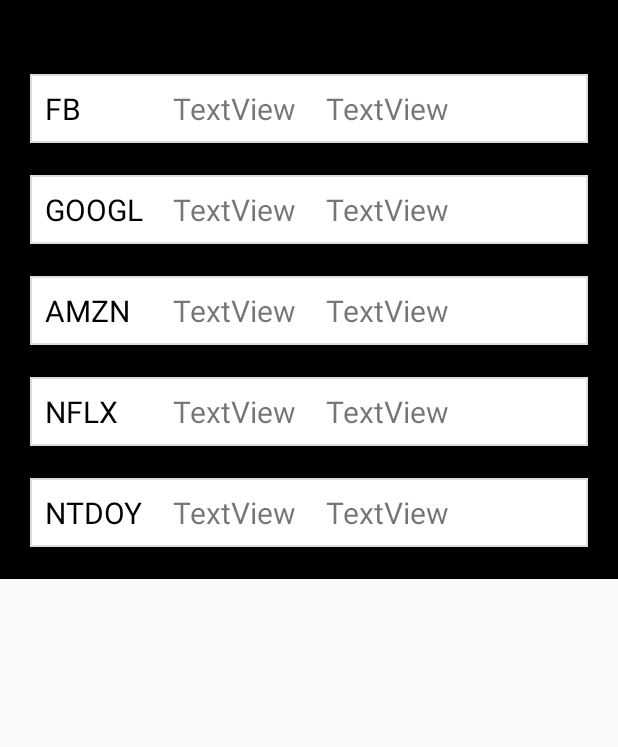
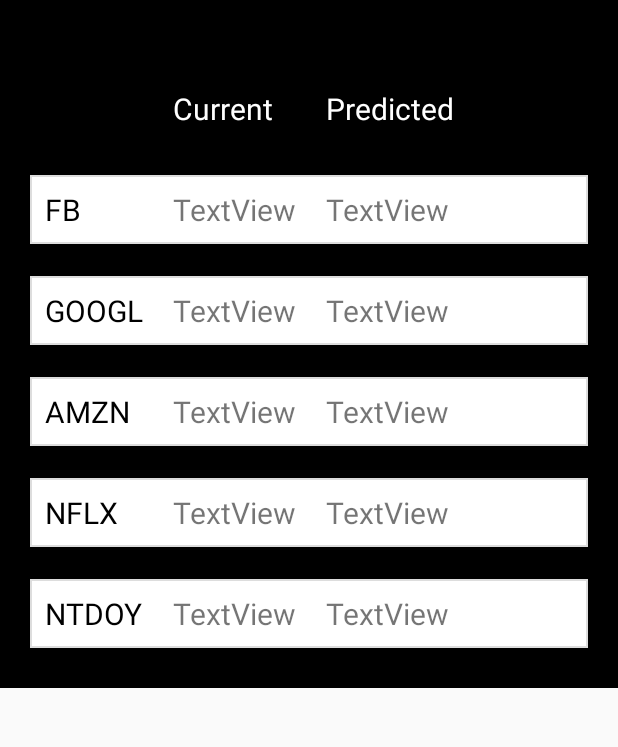
Before and after one commit to kathrynng/nwHacksFintech, an Android app: the MenuActivity screen opened directly, with no data from a screen before it, on a phone screen of 412 x 824 dp, the part 62-809 px from its top. Run offline under Robolectric (Android 15) with nearby library versions, the phone set to English and light mode, and no system bars; our stand-ins replace Firebase (no records; nobody signed in at launch, a user with empty details on screens opened directly).

Commit message:
Navigation Drawer update + icons

```diff
--- a/app/src/main/res/layout/drawer_layout.xml
+++ b/app/src/main/res/layout/drawer_layout.xml
@@ -22,9 +22,10 @@
         <View
             android:id="@+id/viewMenu"
             android:layout_width="wrap_content"
-            android:layout_height="427dp"
+            android:layout_height="500dp"
             android:layout_marginTop="0dp"
             android:background="@color/colorPrimary" />
+
 
         <TableLayout
             android:layout_width="match_parent"
@@ -32,8 +33,46 @@
             android:layout_marginHorizontal="20dp"
             android:layout_marginTop="80dp"
             >
+            <TableRow
+                android:id="@+id/tableRowStockTitles"
+                android:layout_width="match_parent"
+                android:layout_height="match_parent"
+                android:layout_marginVertical="10dp">
+
+                <TextView
+                    android:id="@+id/textViewStockName"
+                    android:layout_width="wrap_content"
+                    android:layout_height="wrap_content"
+                    android:padding="10dp"
+                    android:text=""
+                    android:textColor="@color/colorAccent"
+                    android:textSize="20dp" />
+
+                <TextView
+                    android:id="@+id/textViewStock1Current"
+                    android:layout_width="wrap_content"
+                    android:layout_height="wrap_content"
+                    android:padding="10dp"
+                    android:text="Current"
+                    android:textColor="@color/colorAccent"
+
+                    android:textSize="20dp" />
+
+                <TextView
+                    android:id="@+id/textViewStock1Next"
+                    android:layout_width="wrap_content"
+                    android:layout_height="wrap_content"
+                    android:padding="10dp"
+                    android:text="Predicted"
+                    android:textColor="@color/colorAccent"
+
+                    android:textSize="20dp" />
+
+
+            </TableRow>
 
             <TableRow
+                android:id="@+id/tableRowStock1"
                 android:layout_width="match_parent"
                 android:layout_height="match_parent"
                 android:layout_marginVertical="10dp"
@@ -70,6 +109,7 @@
             </TableRow>
 
             <TableRow
+                android:id="@+id/tableRowStock2"
                 android:layout_width="match_parent"
                 android:layout_height="match_parent"
                 android:layout_marginVertical="10dp"
@@ -106,6 +146,7 @@
             </TableRow>
 
             <TableRow
+                android:id="@+id/tableRowStock3"
                 android:layout_width="match_parent"
                 android:layout_height="match_parent"
                 android:layout_marginVertical="10dp"
@@ -144,6 +185,7 @@
             </TableRow>
 
             <TableRow
+                android:id="@+id/tableRowStock4"
                 android:layout_width="match_parent"
                 android:layout_height="match_parent"
                 android:layout_marginVertical="10dp"
@@ -182,6 +224,7 @@
             </TableRow>
 
             <TableRow
+                android:id="@+id/tableRowStock5"
                 android:layout_width="match_parent"
                 android:layout_height="match_parent"
                 android:layout_marginVertical="10dp"
```
Also changed, not shown: app/src/main/res/drawable/newPredictions.png (added), app/src/main/res/drawable/prevPredictions.png (added).
